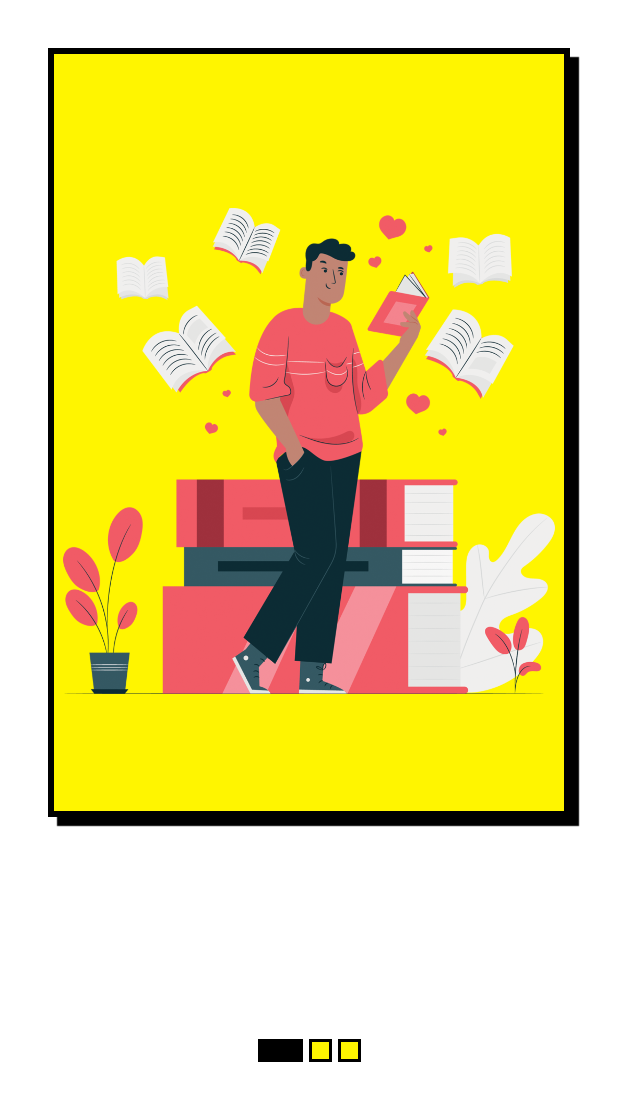
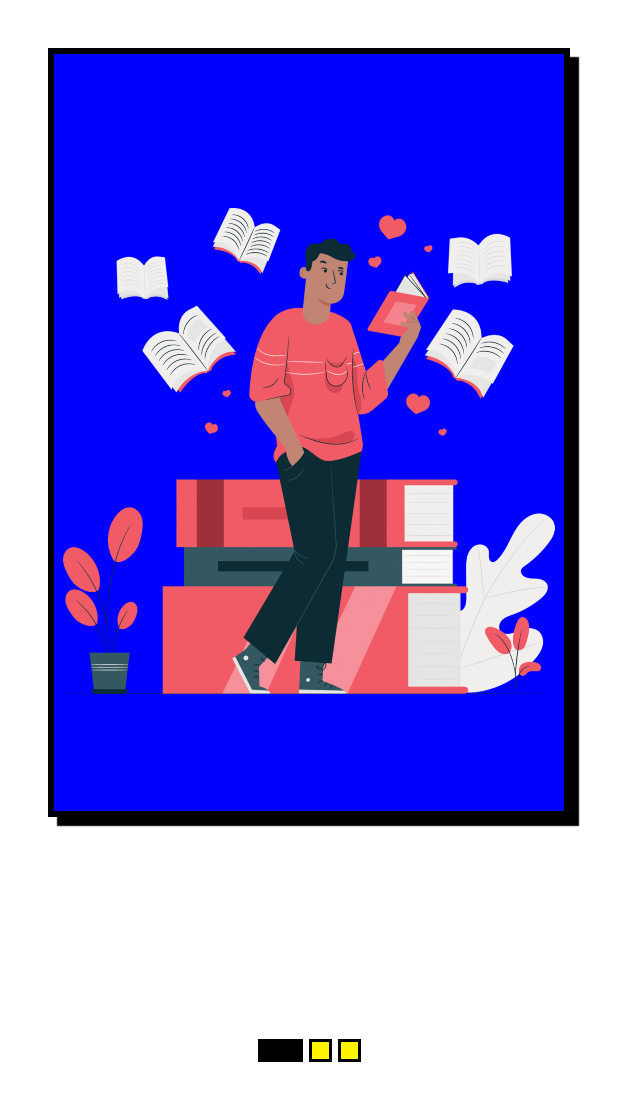
Before and after one commit to unaisulhadi/Archives, an Android app built with Jetpack Compose: the screen it shows after launch (MainActivity), after a tap on "GET STARTED", on a phone screen of 412 x 824 dp. Shown: the top 1101 px of the screen. Run offline under Robolectric (Android 15) with nearby library versions, the phone set to English and light mode, and no system bars; our stand-ins replace accompanist.

```diff
--- a/app/src/main/java/com/hadi/archives/presentation/screens/welcome/WelcomeScreen.kt
+++ b/app/src/main/java/com/hadi/archives/presentation/screens/welcome/WelcomeScreen.kt
@@ -80,7 +80,7 @@ fun Slider(image: Int) {
                 offsetX = 6.dp,
                 offsetY = 6.dp
             )
-            .background(BrutalYellow)
+            .background(Color.Blue)
             .border(
                 width = 4.dp,
                 color = Color.Black
```
Also changed, not shown: app/src/main/res/font/gosha_sans_bold.otf (added), app/src/main/res/font/gosha_sans_regular.otf (added), app/src/main/res/font/monument_extended_regular.otf (added), app/src/main/res/font/monument_extended_ultrabold.otf (added).
